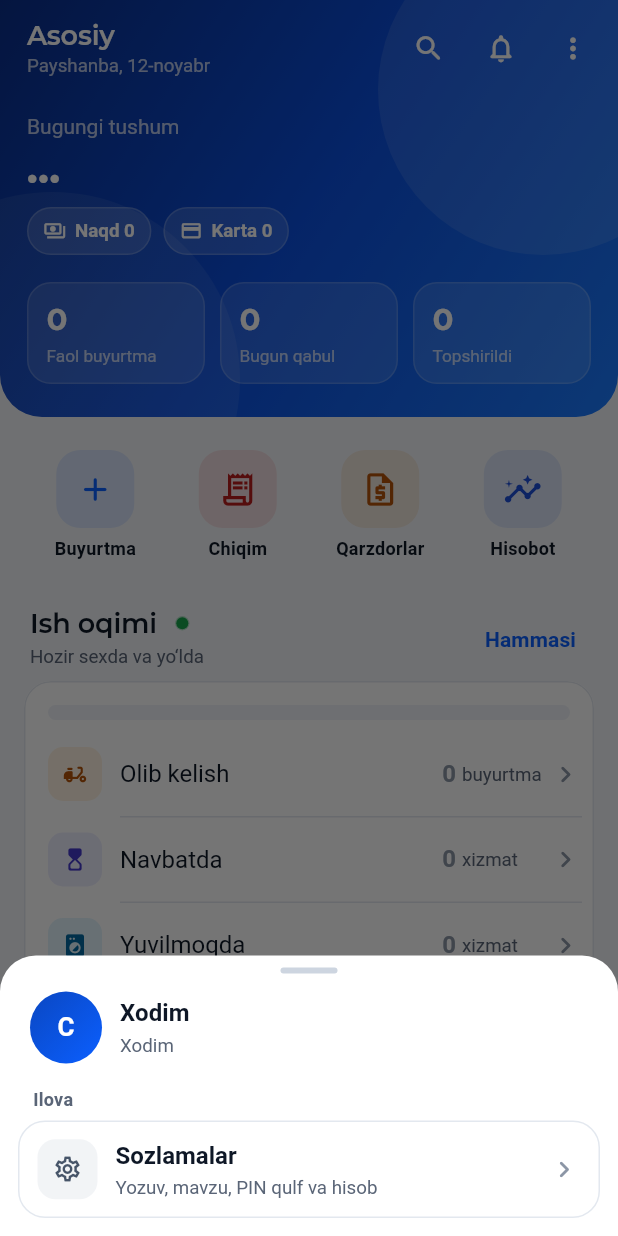
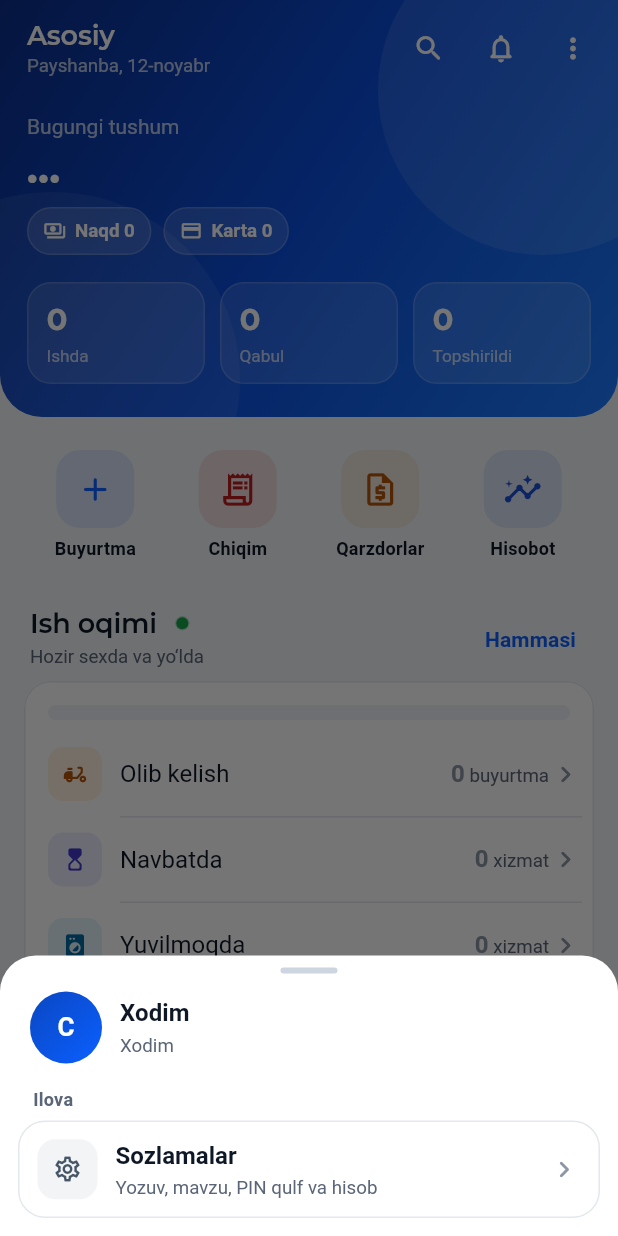
Before and after one commit to afzalbekoribjonov/cscrm, a Flutter app: the DashboardScreen screen opened directly with empty values, after a tap on the "more vert" icon, on a phone screen of 412 x 824 dp. Run offline on Flutter 3.47's test engine with Material 3 defaults, Android fonts, the phone set to English and light mode, and no system bars; our stand-ins replace audioplayers, firebase_auth, firebase_core, firebase_database, firebase_messaging, flutter_local_notifications and 5 more; accounts and stored records are empty; statements that could not run were skipped.

Commit message:
Ilova: kartalarda xizmatlar belgi va son bilan, Omborxona ⋮ menyuda, ish oqimi qatorlari
- Bo'lim ro'yxatlarida buyurtma kartasi bir xil balandlikda: xizmat nomlari
  o'rniga bosqich belgisi va soni (Yuvishda — o'lchanmaganlar soni ham)
- Omborxona pastki menyudan olib tashlandi, ⋮ menyuda soni bilan; sahifa jonli
- Asosiy: ish oqimida son va birlik bitta qatorda (katta shriftda bo'linmaydi),
  yuqoridagi qisqa yorliqlar

Co-Authored-By: Claude Opus 5.5 <noreply@anthropic.com>

```diff
--- a/app/lib/screens/dashboard/dashboard_screen.dart
+++ b/app/lib/screens/dashboard/dashboard_screen.dart
@@ -327,7 +327,7 @@ class _DashboardScreenState extends State<DashboardScreen> {
           tone: StageTone.warehouse,
           icon: Icons.warehouse_rounded,
           text: '${s.warehouse.length} ta buyurtma omborda',
-          onTap: () => widget.onOpenSection(WorkSection.ombor),
+          onTap: () => openWarehouse(context, widget.user),
         ),
     ];
     if (alerts.isEmpty) return const [];
@@ -368,7 +368,7 @@ class _DashboardScreenState extends State<DashboardScreen> {
       if (s.policies.warehouseEnabled)
         _Stage('Omborda', Icons.warehouse_rounded, StageTone.warehouse,
             s.warehouse.length, 'buyurtma',
-            () => widget.onOpenSection(WorkSection.ombor)),
+            () => openWarehouse(context, widget.user)),
     ];
     final total = rows.fold<int>(0, (n, r) => n + r.count);
 
@@ -864,9 +864,9 @@ class _Hero extends StatelessWidget {
                     padding: const EdgeInsets.only(right: 12),
                     child: Row(
                       children: [
-                        Expanded(child: _GlassStat(value: '$active', label: 'Faol buyurtma')),
+                        Expanded(child: _GlassStat(value: '$active', label: 'Ishda')),
                         const SizedBox(width: 10),
-                        Expanded(child: _GlassStat(value: '$createdToday', label: 'Bugun qabul')),
+                        Expanded(child: _GlassStat(value: '$createdToday', label: 'Qabul')),
                         const SizedBox(width: 10),
                         Expanded(child: _GlassStat(value: '$deliveredToday', label: 'Topshirildi')),
                       ],
@@ -1128,18 +1128,34 @@ class _StageRow extends StatelessWidget {
           children: [
             IconTile(icon: stage.icon, tone: stage.tone, size: 36, radius: 10),
             const SizedBox(width: 12),
-            Expanded(child: Text(stage.label, style: theme.textTheme.bodyLarge)),
-            Text(
-              '${stage.count}',
-              style: theme.textTheme.titleMedium?.copyWith(
-                fontFeatures: AppFonts.tabular,
-                color: stage.count == 0 ? context.colorTextTertiary : null,
+            Expanded(
+              child: Text(
+                stage.label,
+                maxLines: 1,
+                overflow: TextOverflow.ellipsis,
+                style: theme.textTheme.bodyLarge,
               ),
             ),
-            const SizedBox(width: 4),
-            SizedBox(
-              width: 58,
-              child: Text(stage.unit, style: theme.textTheme.bodySmall),
+            const SizedBox(width: 8),
+            // Son va birlik BITTA qatorda — "1 buyurtma". Ilgari birlik
+            // tor ustunga qo'yilgan edi va katta shriftli telefonda so'z
+            // ikkiga bo'linib, oxirgi harfi pastga tushib qolardi.
+            Text.rich(
+              TextSpan(children: [
+                TextSpan(
+                  text: '${stage.count}',
+                  style: theme.textTheme.titleMedium?.copyWith(
+                    fontFeatures: AppFonts.tabular,
+                    color: stage.count == 0 ? context.colorTextTertiary : null,
+                  ),
+                ),
+                TextSpan(
+                  text: ' ${stage.unit}',
+                  style: theme.textTheme.bodySmall,
+                ),
+              ]),
+              maxLines: 1,
+              softWrap: false,
             ),
             Icon(Icons.chevron_right_rounded, color: context.colorTextTertiary),
           ],
--- a/app/lib/screens/home/app_menu.dart
+++ b/app/lib/screens/home/app_menu.dart
@@ -5,15 +5,19 @@ import '../../models/app_user.dart';
 import '../../models/staff_access.dart';
 import '../../models/staff_permission.dart';
 import '../../models/work_section.dart';
+import '../../services/live_sections.dart';
+import '../../services/policy_service.dart';
 import '../../theme/app_colors.dart';
 import '../../ui/action_menu.dart';
 import '../../ui/surfaces.dart';
+import '../../utils/order_sections.dart';
 import '../activity/my_activity_screen.dart';
 import '../admin/admin_home_screen.dart';
 import '../admin/debtors_screen.dart';
 import '../admin/expenses_screen.dart';
 import '../admin/income_activity_screen.dart';
 import '../settings/settings_screen.dart';
+import '../warehouse/warehouse_screen.dart';
 
 /// "⋮" menyusi — foydalanuvchiga ochiq barcha qo'shimcha imkoniyatlar
 /// bitta joyda, nomi va izohi bilan.
@@ -27,6 +31,8 @@ Future<void> openAppMenu(BuildContext context, AppUser user) {
       Navigator.of(context).push(MaterialPageRoute(builder: builder));
 
   final access = user.access;
+  final warehouseOn = PolicyCenter.instance.value.warehouseEnabled;
+  final inWarehouse = LiveSections.instance.value.warehouse.length;
   final work = <MenuAction>[
     if (user.isManager)
       MenuAction(
@@ -37,6 +43,17 @@ Future<void> openAppMenu(BuildContext context, AppUser user) {
               currentUserId: user.id,
               currentUserName: user.name,
             )),
+      ),
+    if (warehouseOn && access.has(WorkSection.ombor))
+      MenuAction(
+        icon: Icons.warehouse_outlined,
+        label: 'Omborxona',
+        subtitle: inWarehouse == 0
+            ? 'Uzoq olib ketilmagan buyurtmalar'
+            : '$inWarehouse ta buyurtma omborda',
+        tone: StageTone.warehouse,
+        badge: inWarehouse,
+        onTap: () => openWarehouse(context, user),
       ),
     if (!user.isManager && access.has(WorkSection.yetgazma))
       MenuAction(
@@ -188,6 +205,18 @@ class UserAvatar extends StatelessWidget {
   }
 }
 
+/// Omborxona sahifasi — "⋮" menyudan ochiladi. Ma'lumot jonli: qobiq
+/// buyurtmalarni yangilashi bilan sahifa ham yangilanadi.
+void openWarehouse(BuildContext context, AppUser user) {
+  Navigator.of(context).push(MaterialPageRoute(
+    builder: (_) => ValueListenableBuilder<OrderSections>(
+      valueListenable: LiveSections.instance,
+      builder: (_, sections, __) =>
+          WarehouseScreen(sections: sections, user: user),
+    ),
+  ));
+}
+
 /// Vakolatni tekshirib, bo'lim sahifasi yoki "vakolat yo'q" ko'rinishini
 /// qaytaradi.
 Widget guardSection(StaffAccess access, WorkSection section, Widget child) =>
```
Also changed, not shown: app/lib/screens/home/home_shell.dart (+13 -10 lines), app/lib/services/live_sections.dart (added, +17 -0 lines), app/lib/widgets/order_card.dart (+96 -157 lines), app/tool/screenshots_test.dart (+29 -2 lines), 1 other file.
